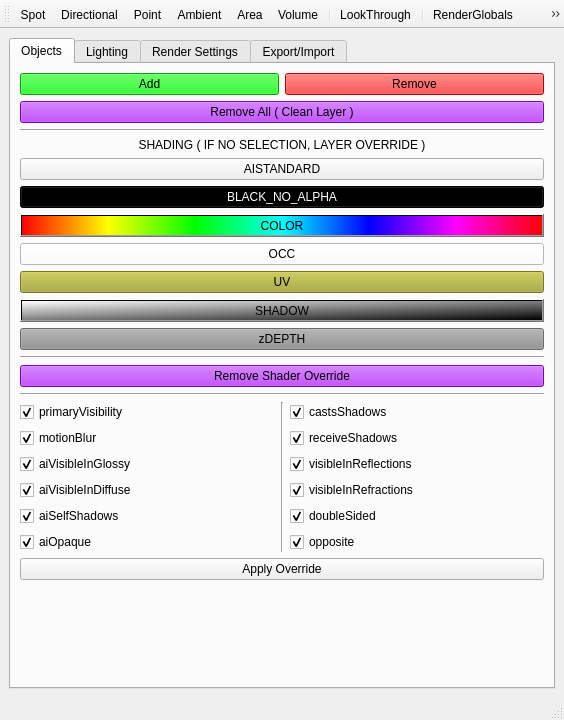
Before: the Qt Designer form render/lighterHelper/lighterHelper.ui in skarone/PipeL, drawn with Qt 5.
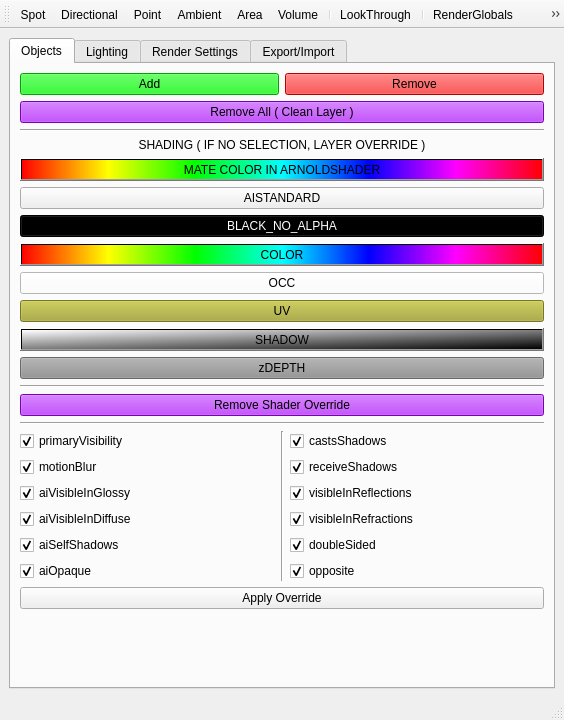
After: the same form once the commit is applied. The open tabs and pages were chosen to show the change.

Commit message: added mate for arnold in lighthelper

Patch:
```diff
--- a/render/lighterHelper/lighterHelper.ui
+++ b/render/lighterHelper/lighterHelper.ui
@@ -93,6 +93,16 @@
             </property>
            </widget>
           </item>
+          <item>
+           <widget class="QPushButton" name="mateInArnold_btn">
+            <property name="styleSheet">
+             <string notr="true">background-color: qlineargradient(spread:pad, x1:0, y1:0, x2:1, y2:0, stop:0 rgba(255, 0, 0, 255), stop:0.166 rgba(255, 255, 0, 255), stop:0.333 rgba(0, 255, 0, 255), stop:0.5 rgba(0, 255, 255, 255), stop:0.666 rgba(0, 0, 255, 255), stop:0.833 rgba(255, 0, 255, 255), stop:1 rgba(255, 0, 0, 255));</string>
+            </property>
+            <property name="text">
+             <string>MATE COLOR IN ARNOLDSHADER</string>
+            </property>
+           </widget>
+          </item>
           <item>
            <widget class="QPushButton" name="aiStandard_btn">
             <property name="text">
```
Left out of the diff: 2 changed lines with no effect on the pictures. The commit also changes 2 other files.
